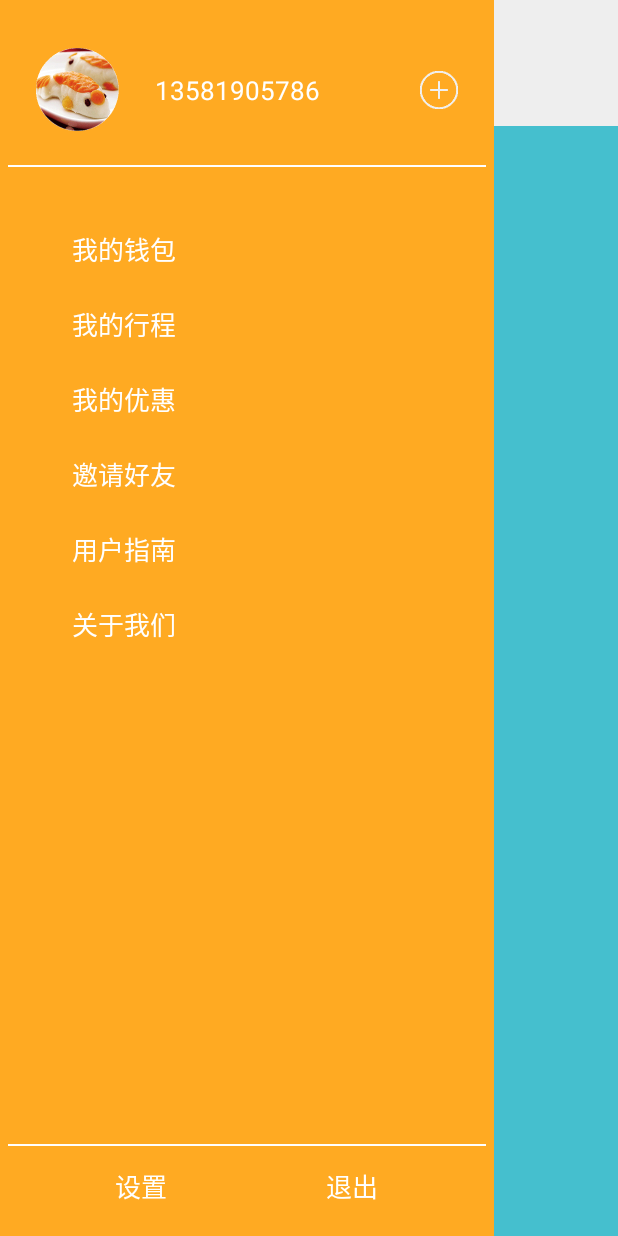
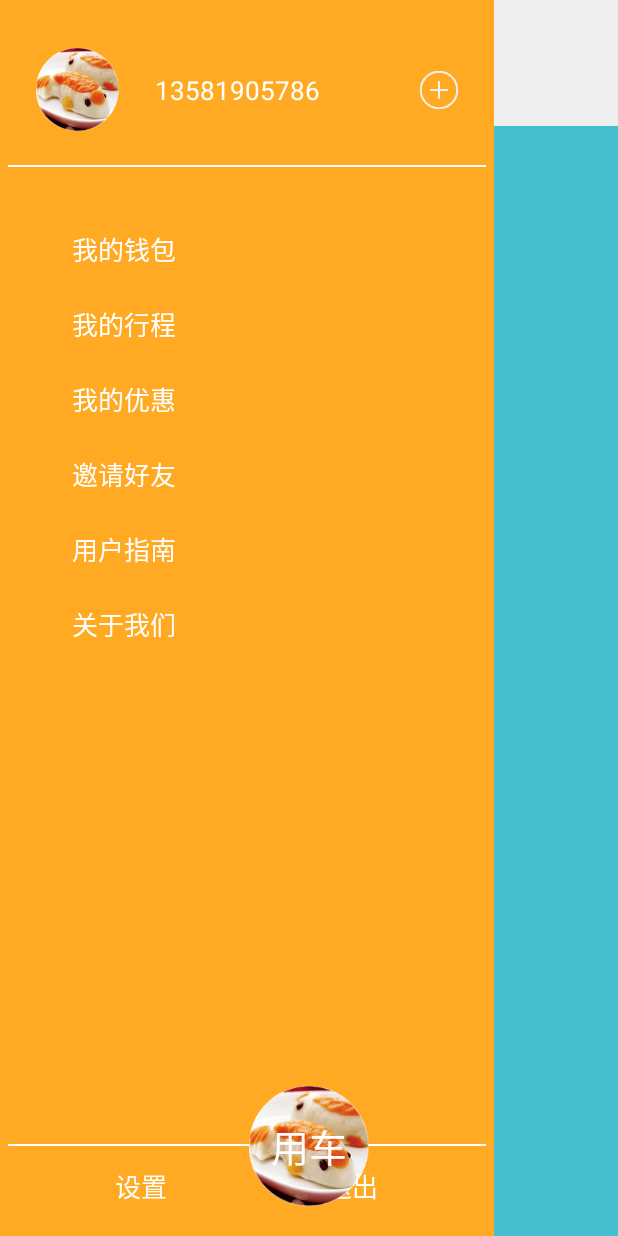
Before and after one commit to zhangzijian86/PGNGMCAndroid, an Android app: the screen it shows after launch (MainActivity), after a tap on "PGNGMCAndroid", on a phone screen of 412 x 824 dp. Run offline under Robolectric (Android 15) with nearby library versions, the phone set to English and light mode, and no system bars; libraries missing offline, so code that uses them is left out: com.baidu.location, com.baidu.mapapi; 9 statements that could not run were skipped.

```diff
--- a/NGMCAndroid/src/main/java/com/pg/ngmc/pgngmcandroid/activity/MainActivity.java
+++ b/NGMCAndroid/src/main/java/com/pg/ngmc/pgngmcandroid/activity/MainActivity.java
@@ -7,6 +7,7 @@ import android.support.v4.app.FragmentManager;
 import android.support.v4.app.FragmentPagerAdapter;
 import android.support.v4.view.ViewPager;
 import android.util.DisplayMetrics;
+import android.util.Log;
 import android.view.MotionEvent;
 import android.view.View;
 import android.view.animation.Animation;
@@ -31,6 +32,8 @@ public class MainActivity extends FragmentActivity {
     private TranslateAnimation mShowAction;
 
     private LinearLayout zuoce;
+    private ImageView saomakaisuo;
+
     private RelativeLayout head;
 
     private ImageView top_head;
@@ -55,6 +58,13 @@ public class MainActivity extends FragmentActivity {
         zuoce  = (LinearLayout)findViewById(R.id.zuoce);
         head  = (RelativeLayout)findViewById(R.id.head);
 
+        saomakaisuo = (ImageView)findViewById(R.id.saomakaisuo);
+        saomakaisuo.setOnClickListener(new View.OnClickListener() {
+            @Override
+            public void onClick(View arg0) {
+                Log.d("=====MainActivity=====","====saomakaisuo====");
+            }
+        });
 
         zuoce.setOnTouchListener(new View.OnTouchListener() {
             @Override
--- a/NGMCAndroid/src/main/res/layout/activity_main.xml
+++ b/NGMCAndroid/src/main/res/layout/activity_main.xml
@@ -372,4 +372,38 @@
 
     </LinearLayout>
 
+
+    <RelativeLayout
+        android:id="@+id/saoma"
+        android:layout_alignParentBottom="true"
+        android:layout_marginRight="24dip"
+        android:layout_marginBottom="20dip"
+        android:layout_alignParentRight="true"
+        android:layout_marginLeft="24dip"
+        android:layout_alignParentLeft="true"
+        android:layout_height="wrap_content"
+        android:layout_width="wrap_content"
+        >
+        <ImageView
+            android:id="@+id/saomakaisuo"
+            android:layout_centerHorizontal="true"
+            android:layout_centerVertical="true"
+            android:layout_height="80dip"
+            android:layout_width="80dip"
+            android:background="@mipmap/yonghutouxiang_yuan"
+            />
+
+        <TextView
+            android:id="@+id/zhuyetuichu"
+            android:layout_width="wrap_content"
+            android:layout_height="wrap_content"
+            android:layout_centerHorizontal="true"
+            android:layout_centerVertical="true"
+            android:text="@string/zhuye_yongche"
+            android:textSize="25sp"
+            android:textColor="#ffffff"
+            />
+
+    </RelativeLayout>
+
 </RelativeLayout>
--- a/NGMCAndroid/src/main/res/values/strings.xml
+++ b/NGMCAndroid/src/main/res/values/strings.xml
@@ -19,6 +19,8 @@
 
     <string name="zhuye_tuichu">退出</string>
 
+    <string name="zhuye_yongche">用车</string>
+
     <string name="wode_qianbao">我的钱包</string>
     <string name="wode_xingcheng">我的行程</string>
     <string name="wode_youhui">我的优惠</string>
```
